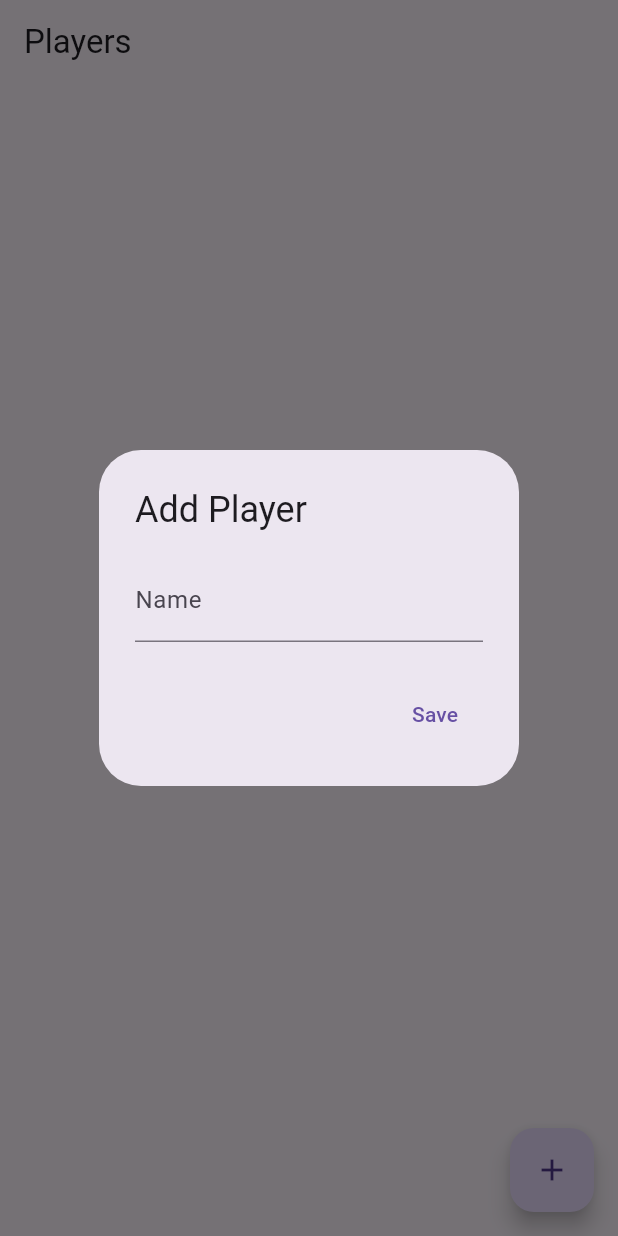
After one commit to santoshvarmaaddala/Scoring-App, a Flutter app: the screen it shows after launch, after a tap on the "add" icon, on a phone screen of 412 x 824 dp. The commit adds this screen. Run offline on Flutter 3.47's test engine with Material 3 defaults, Android fonts, the phone set to English and light mode, and no system bars; our stand-ins replace sqflite; accounts and stored records are empty.

Commit message:
sqflite db created and players table created

```diff
--- /dev/null
+++ b/lib/core/db/database_helper.dart
@@ -0,0 +1,55 @@
+import 'package:sqflite/sqflite.dart';
+import 'package:path/path.dart';
+import '../features/players/data/player_model.dart';
+
+class DatabaseHelper {
+  static final DatabaseHelper instance = DatabaseHelper._init();
+  static Database? _database;
+
+  DatabaseHelper._init();
+
+  Future<Database> get database async {
+    if (_database != null) return _database!;
+    _database = await _initDB('scoring_app.db');
+    return _database!;
+  }
+
+  Future<Database> _initDB(String filePath) async {
+    final dbPath = await getDatabasesPath();
+    final path = join(dbPath, filePath);
+
+    return await openDatabase(path, version: 1, onCreate: _createDB);
+  }
+
+  Future _createDB(Database db, int version) async {
+    await db.execute('''
+      CREATE TABLE players (
+        id INTEGER PRIMARY KEY AUTOINCREMENT,
+        name TEXT NOT NULL,
+        age INTEGER
+      )
+    ''');
+  }
+
+  Future<int> insertPlayer(Player player) async {
+    final db = await instance.database;
+    return await db.insert('players', player.toMap());
+  }
+
+  Future<List<Player>> getPlayers() async {
+    final db = await instance.database;
+    final result = await db.query('players');
+    return result.map((json) => Player.fromMap(json)).toList();
+  }
+
+  Future<int> deletePlayer(int id) async {
+    final db = await instance.database;
+    return await db.delete('players', where: 'id = ?', whereArgs: [id]);
+  }
+
+
+  Future close() async {
+    final db = await instance.database;
+    db.close();
+  }
+}
--- /dev/null
+++ b/lib/core/features/players/data/player_model.dart
@@ -0,0 +1,20 @@
+class Player {
+  final int? id;
+  final String name;
+
+  Player({this.id, required this.name});
+
+  Map<String, dynamic> toMap() {
+    return {
+      'id': id,
+      'name': 'name',
+    };
+  }
+
+  factory Player.fromMap(Map<String, dynamic> map) {
+    return Player(
+      id: map['id'],
+      name: map['name'],
+    );
+  }
+}
--- /dev/null
+++ b/lib/core/features/players/pages/player_list_page.dart
@@ -0,0 +1,85 @@
+import 'package:flutter/material.dart';
+import '../../../db/database_helper.dart';
+import '../data/player_model.dart';
+
+
+class PlayerListPage extends StatefulWidget {
+  @override
+  _PlayerListPageState createState() => _PlayerListPageState();
+}
+
+class _PlayerListPageState extends State<PlayerListPage> {
+    List<Player> players = [];
+
+    @override
+    void initState() {
+      super.initState();
+      fetchPlayers();
+    }
+
+    Future<void> fetchPlayers() async {
+      final data = await DatabaseHelper.instance.getPlayers();
+      setState(() {
+        players = data;
+      });
+    }
+
+
+    Future<void> addPlayerDialog() async {
+      final nameController = TextEditingController();
+      // final ageController = TextEditingController();
+
+      await showDialog(
+        context: context,
+        builder: (ctx) => AlertDialog(
+          title: Text("Add Player"),
+          content: Column(
+            mainAxisSize: MainAxisSize.min,
+            children: [
+              TextField(controller: nameController, decoration: InputDecoration(labelText: "Name")),
+              // TextField(controller: ageController, decoration: InputDecoration(labelText: "Age"), keyboardType: TextInputType.number),
+            ],
+          ),
+          actions: [
+            TextButton(
+              onPressed: () async {
+                final player = Player(name: nameController.text, /* age: int.parse(ageController.text) */ );
+                await DatabaseHelper.instance.insertPlayer(player);
+                Navigator.of(ctx).pop();
+                fetchPlayers();
+              },
+              child: Text("Save"),
+            ),
+          ],
+        ),
+      );
+    }
+
+    @override
+    Widget build(BuildContext context) {
+      return Scaffold(
+        appBar: AppBar(title: Text("Players")),
+        body: ListView.builder(
+          itemCount: players.length,
+          itemBuilder: (context, index) {
+            final player = players[index];
+            return ListTile(
+              title: Text(player.name),
+              // subtitle: Text("Age: ${player.age}"),
+              trailing: IconButton(
+                icon: Icon(Icons.delete),
+                onPressed: () async {
+                  await DatabaseHelper.instance.deletePlayer(player.id!);
+                  fetchPlayers();
+                },
+              ),
+            );
+          },
+        ),
+        floatingActionButton: FloatingActionButton(
+          onPressed: addPlayerDialog,
+          child: Icon(Icons.add),
+        ),
+      );
+    }
+}
--- a/pubspec.yaml
+++ b/pubspec.yaml
@@ -9,6 +9,7 @@ environment:
 dependencies:
   flutter:
     sdk: flutter
+  sqflite: ^2.3.0
   provider: ^6.1.2
   path_provider: ^2.1.2
 
```
Also changed, not shown: lib/main.dart (+2 -64 lines), lib/core/features/players/widgets/player_card.dart (added), lib/utils/app_constants.dart (added), pubspec.lock.
